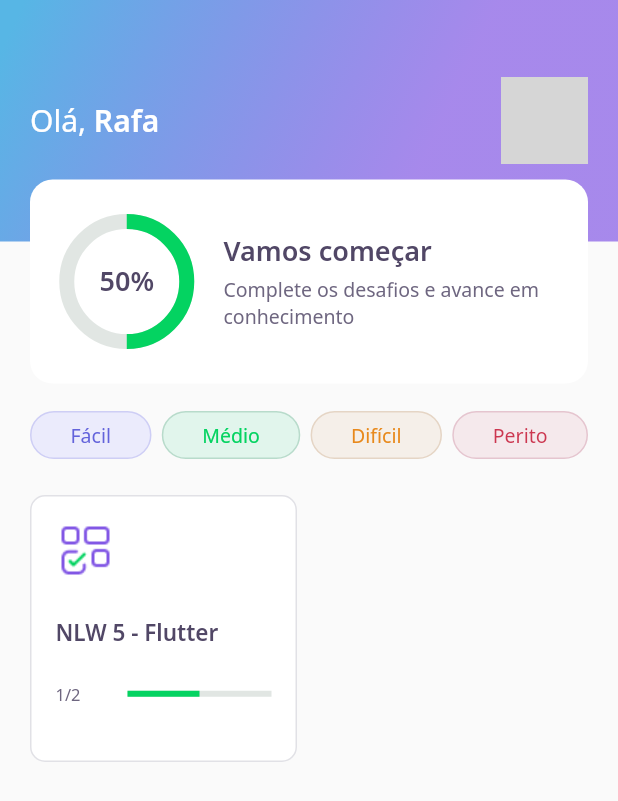
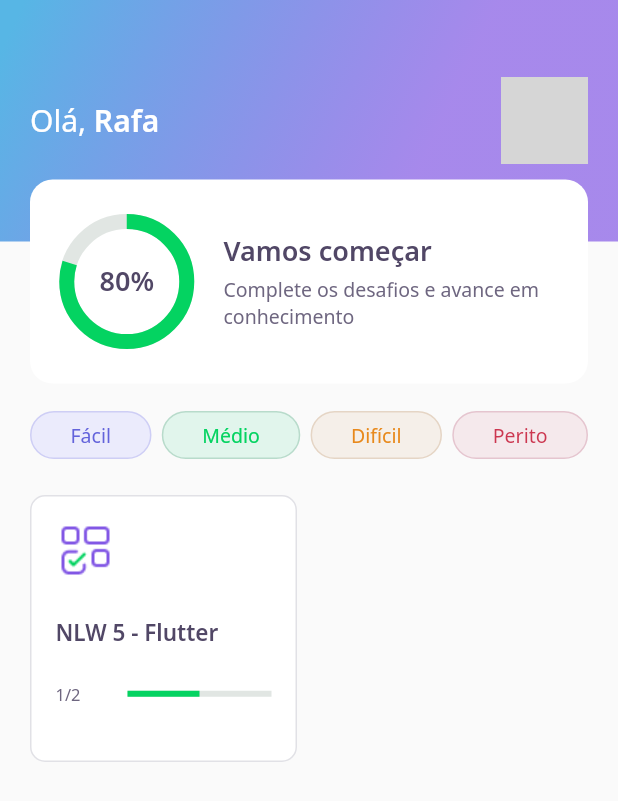
Before and after one commit to rafaalberto/devquiz-nlw, a Flutter app: the screen it shows after launch, on a phone screen of 412 x 824 dp. Shown: the top 801 px of the screen. Run offline on Flutter 3.47's test engine with Material 2 defaults, Android fonts, the phone set to English and light mode, and no system bars; our stand-ins replace google_fonts, share_plus; accounts and stored records are empty; network calls fail; grey boxes are pictures that could not be loaded.

```diff
--- a/lib/widgets/app_bar_widget.dart
+++ b/lib/widgets/app_bar_widget.dart
@@ -13,7 +13,7 @@ class AppBarWidget extends PreferredSize {
             child: Stack(
               children: [
                 AppBarProfile(user: user),
-                Align(alignment: Alignment(0.0, 1.1), child: ScoreCardWidget()),
+                Align(alignment: Alignment(0.0, 1.1), child: ScoreCardWidget(percent: user.score/100,)),
               ],
             ),
           ),
--- a/lib/widgets/chart_widget.dart
+++ b/lib/widgets/chart_widget.dart
@@ -2,13 +2,41 @@ import 'package:flutter/material.dart';
 import 'package:dev_quiz/core/app_colors.dart';
 import 'package:dev_quiz/core/app_text_styles.dart';
 
-class Chart extends StatelessWidget {
+class Chart extends StatefulWidget {
+  final double percent;
+
+  const Chart({required this.percent});
+
+  @override
+  _ChartState createState() => _ChartState();
+}
+
+class _ChartState extends State<Chart> with SingleTickerProviderStateMixin {
+  late AnimationController _animationController;
+  late Animation<double> _animation;
+
+  void _initAnimation() {
+    _animationController =
+        AnimationController(vsync: this, duration: Duration(seconds: 3));
+    _animation = Tween<double>(begin: 0, end: widget.percent)
+        .animate(_animationController);
+    _animationController.forward();
+  }
+
+  @override
+  void initState() {
+    _initAnimation();
+    super.initState();
+  }
+
   @override
   Widget build(BuildContext context) {
     return Container(
       height: 80,
       width: 80,
-      child: Stack(
+      child: AnimatedBuilder(
+        animation: _animation,
+        builder: (context, _) => Stack(
           children: [
             Center(
               child: Container(
@@ -16,7 +44,7 @@ class Chart extends StatelessWidget {
                 width: 80,
                 child: CircularProgressIndicator(
                   strokeWidth: 10,
-                value: 0.50,
+                  value: _animation.value,
                   backgroundColor: AppColors.chartSecondary,
                   valueColor:
                       AlwaysStoppedAnimation<Color>(AppColors.chartPrimary),
@@ -24,9 +52,12 @@ class Chart extends StatelessWidget {
               ),
             ),
             Center(
-              child: Text("50%", style: AppTextStyles.heading,
+                child: Text(
+              "${(_animation.value * 100).toInt()}%",
+              style: AppTextStyles.heading,
             ))
           ],
+        ),
       ),
     );
   }
--- a/lib/widgets/score_card_widget.dart
+++ b/lib/widgets/score_card_widget.dart
@@ -4,6 +4,11 @@ import 'package:dev_quiz/widgets/chart_widget.dart';
 import 'package:flutter/material.dart';
 
 class ScoreCardWidget extends StatefulWidget {
+
+  final double percent;
+
+  const ScoreCardWidget({ required this.percent });
+
   @override
   _ScoreCardWidgetState createState() => _ScoreCardWidgetState();
 }
@@ -26,7 +31,7 @@ class _ScoreCardWidgetState extends State<ScoreCardWidget> {
             children: [
               Expanded(
                 flex: 1,
-                child: Chart(),
+                child: Chart(percent: widget.percent),
               ),
               Expanded(
                 flex: 3,
```
Lines whose indentation alone changed are shown as unchanged.
